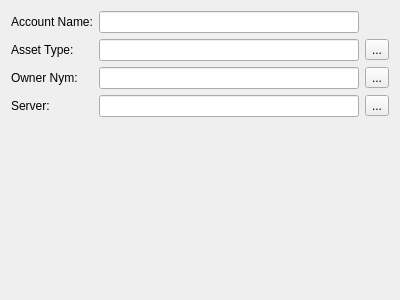
First picture: the form in src/Widgets/accountdetails.ui, repository Open-Transactions/Moneychanger, before the edit.
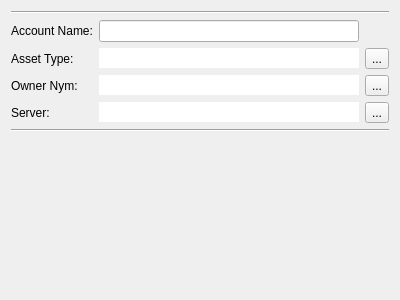
Second picture: the form after the edit. Icons and pictures are not drawn.

```diff
--- a/src/Widgets/accountdetails.ui
+++ b/src/Widgets/accountdetails.ui
@@ -14,6 +14,13 @@
    <string>Form</string>
   </property>
   <layout class="QVBoxLayout" name="verticalLayout">
+   <item>
+    <widget class="Line" name="line_2">
+     <property name="orientation">
+      <enum>Qt::Horizontal</enum>
+     </property>
+    </widget>
+   </item>
    <item>
     <layout class="QGridLayout" name="gridLayout">
      <item row="0" column="0">
@@ -39,6 +46,9 @@
      </item>
      <item row="1" column="1">
       <widget class="QLineEdit" name="lineEditAsset">
+       <property name="frame">
+        <bool>false</bool>
+       </property>
        <property name="readOnly">
         <bool>true</bool>
        </property>
@@ -64,6 +74,9 @@
      </item>
      <item row="2" column="1">
       <widget class="QLineEdit" name="lineEditNym">
+       <property name="frame">
+        <bool>false</bool>
+       </property>
        <property name="readOnly">
         <bool>true</bool>
        </property>
@@ -89,6 +102,9 @@
      </item>
      <item row="3" column="1">
       <widget class="QLineEdit" name="lineEditServer">
+       <property name="frame">
+        <bool>false</bool>
+       </property>
        <property name="readOnly">
         <bool>true</bool>
        </property>
@@ -107,6 +123,13 @@
      </item>
     </layout>
    </item>
+   <item>
+    <widget class="Line" name="line">
+     <property name="orientation">
+      <enum>Qt::Horizontal</enum>
+     </property>
+    </widget>
+   </item>
    <item>
     <spacer name="verticalSpacer">
      <property name="orientation">
```
